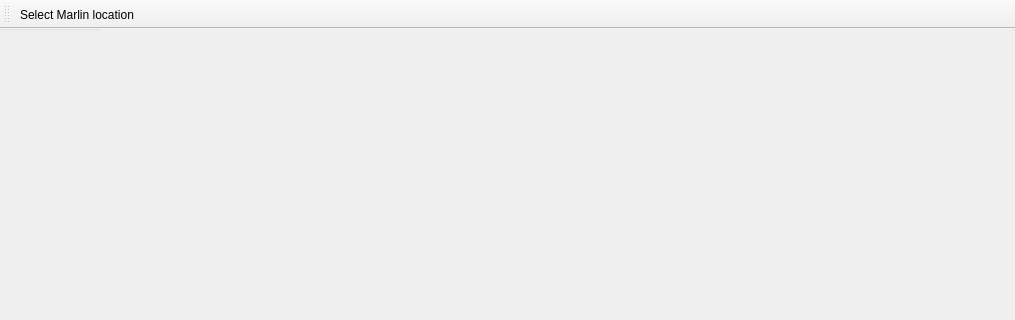
Before: the Qt Designer form mainwindow.ui in alexander-sorokin/MarlinConfigurator, drawn with Qt 5; both pictures show x 0 to 1015 and y 0 to 320 of the 1015 by 638 pixel window.
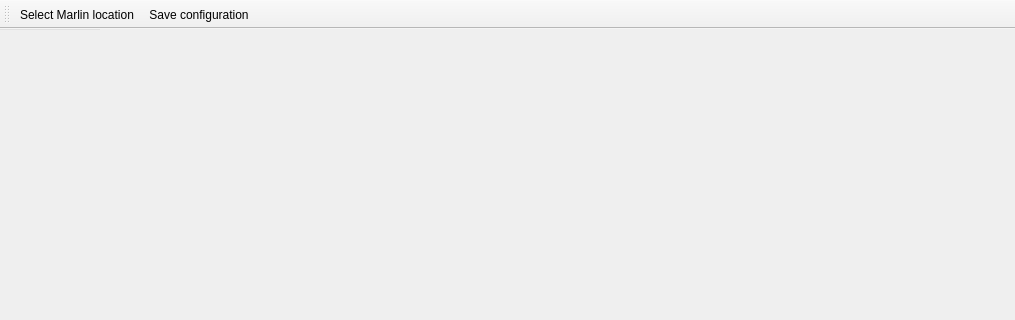
After: the same form once the commit is applied. Icons and pictures are not drawn.

Diff of the .ui file:
```diff
--- a/mainwindow.ui
+++ b/mainwindow.ui
@@ -46,6 +46,7 @@
     <bool>false</bool>
    </attribute>
    <addaction name="action_select_marlin_location"/>
+   <addaction name="action_save_configuration"/>
   </widget>
   <widget class="QStatusBar" name="statusBar"/>
   <action name="action_select_marlin_location">
@@ -53,6 +54,15 @@
     <string>Select Marlin location...</string>
    </property>
   </action>
+  <action name="action_save_configuration">
+   <property name="icon">
+    <iconset>
+     <normaloff>../../../icons/oxygen/base/32x32/actions/document-save.png</normaloff>../../../icons/oxygen/base/32x32/actions/document-save.png</iconset>
+   </property>
+   <property name="text">
+    <string>Save configuration...</string>
+   </property>
+  </action>
  </widget>
  <layoutdefault spacing="6" margin="11"/>
  <resources/>
```
Left out of the diff: 4 changed lines with no effect on the pictures.
